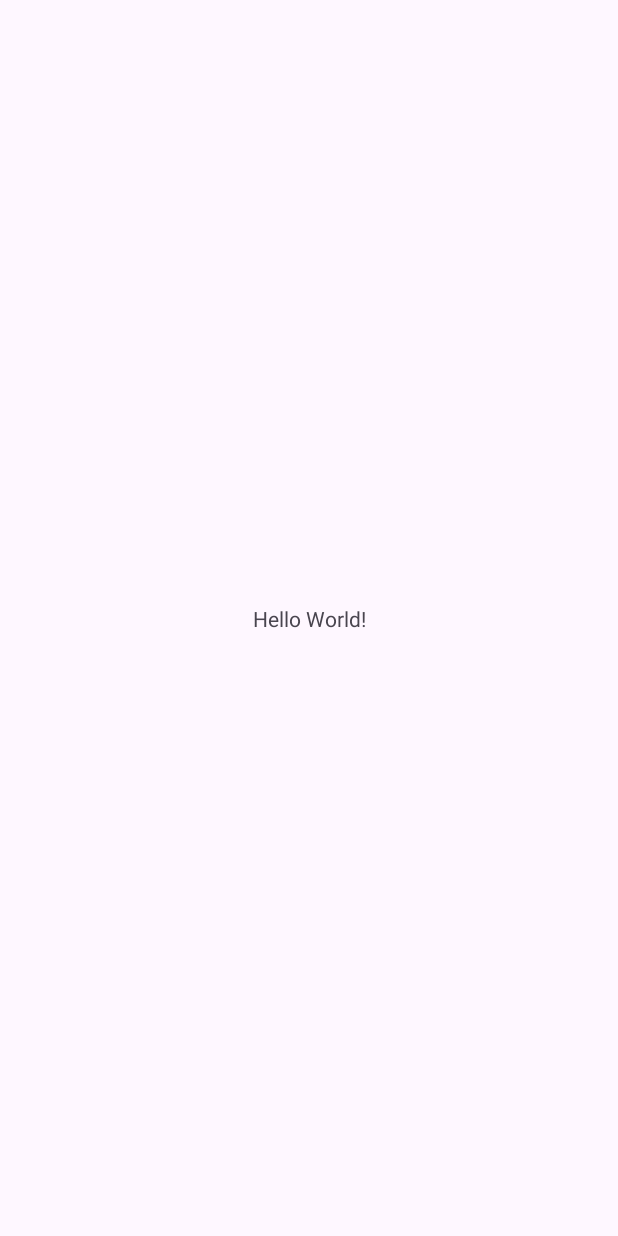
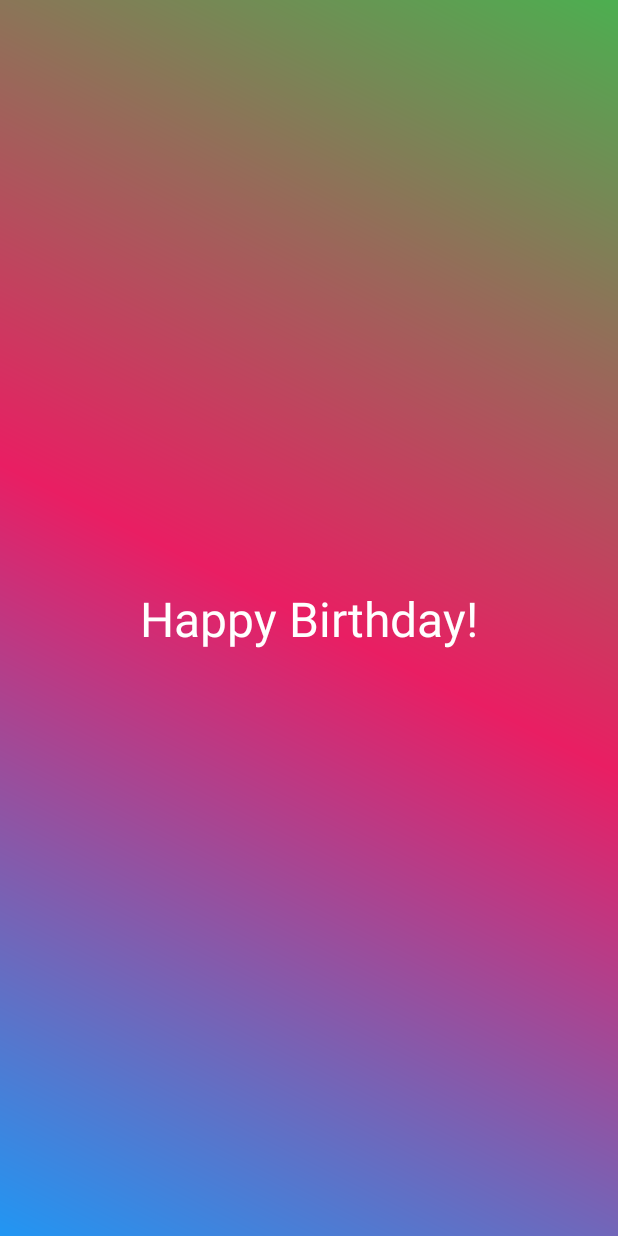
Before and after one commit to Purnank25/BirthdayCard, an Android app: the screen it shows after launch (MainActivity), on a phone screen of 412 x 824 dp. Before the commit the screen is almost empty. Run offline under Robolectric (Android 15) with nearby library versions, the phone set to English and light mode, and no system bars.

Commit message:
added background and text

```diff
--- /dev/null
+++ b/app/src/main/res/drawable/gradient_wallpaper.xml
@@ -0,0 +1,12 @@
+<?xml version="1.0" encoding="utf-8"?>
+<shape xmlns:android="http://schemas.android.com/apk/res/android"
+    android:shape="rectangle">
+
+    <gradient
+        android:angle="45"
+        android:centerColor="#E91E63"
+        android:endColor="#4CAF50"
+        android:startColor="#2196F3"
+        android:type="linear"
+        android:useLevel="false" />
+</shape>
--- a/app/src/main/res/layout/activity_main.xml
+++ b/app/src/main/res/layout/activity_main.xml
@@ -5,15 +5,18 @@
     android:id="@+id/main"
     android:layout_width="match_parent"
     android:layout_height="match_parent"
-    tools:context=".MainActivity">
+    tools:context=".MainActivity"
+    android:background="@drawable/gradient_wallpaper">
 
     <TextView
+        android:id="@+id/textView2"
         android:layout_width="wrap_content"
         android:layout_height="wrap_content"
-        android:text="Hello World!"
+        android:text="Happy Birthday!"
+        android:textColor="@color/white"
+        android:textSize="@dimen/main_size"
         app:layout_constraintBottom_toBottomOf="parent"
         app:layout_constraintEnd_toEndOf="parent"
         app:layout_constraintStart_toStartOf="parent"
         app:layout_constraintTop_toTopOf="parent" />
-
-</androidx.constraintlayout.widget.ConstraintLayout>
+    </androidx.constraintlayout.widget.ConstraintLayout>
--- /dev/null
+++ b/app/src/main/res/values-night/dimens.xml
@@ -0,0 +1,4 @@
+<?xml version="1.0" encoding="utf-8"?>
+<resources>
+    <dimen name="main_size">32sp</dimen>
+</resources>
--- /dev/null
+++ b/app/src/main/res/values/dimens.xml
@@ -0,0 +1,4 @@
+<?xml version="1.0" encoding="utf-8"?>
+<resources>
+    <dimen name="main_size">32sp</dimen>
+</resources>
```
